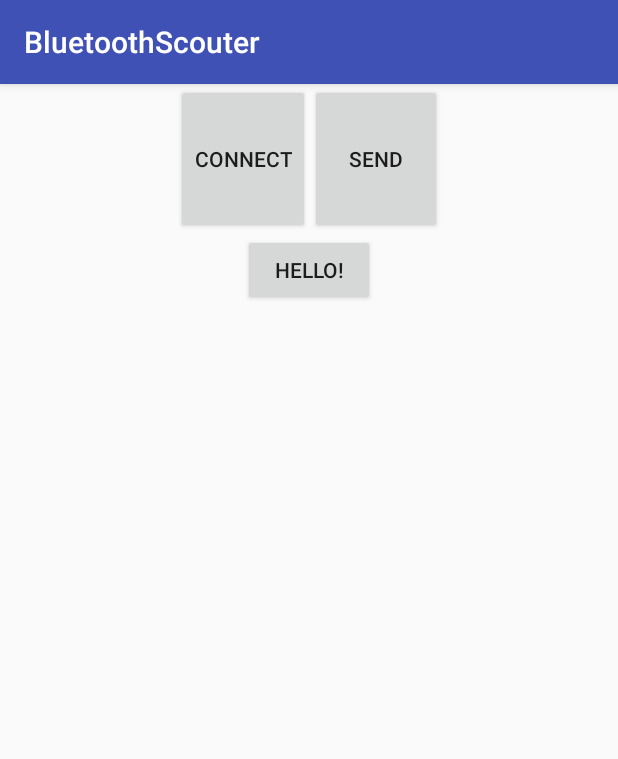
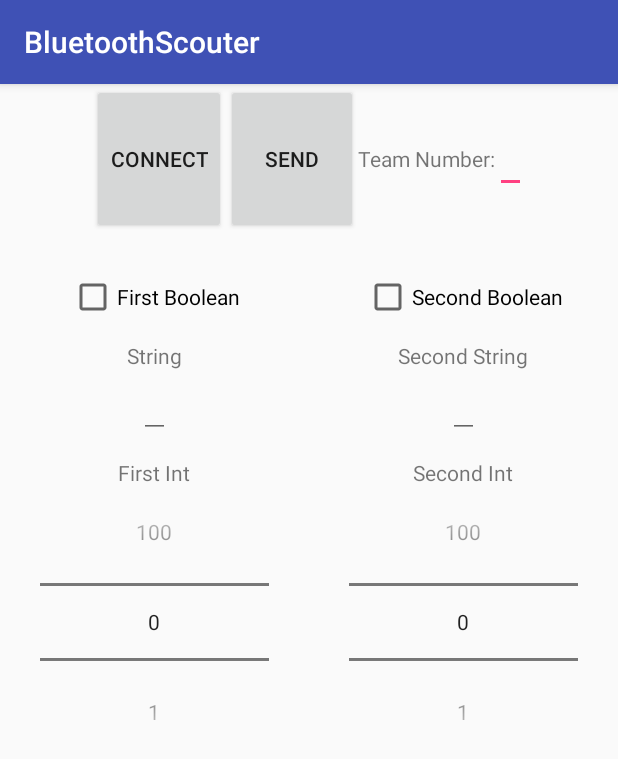
Before and after one commit to olechiw/Hot67-Bluetooth-Scouter, an Android app: the ScoutActivity screen opened directly, with no data from a screen before it, on a phone screen of 412 x 824 dp. Shown: the top 759 px of the screen. Run offline under Robolectric (Android 15) with nearby library versions, the phone set to English and light mode, and no system bars.

Commit message:
Finally Figured out A dynamic layout and gridview. Used a builder with gridview. Also added a teamnumber box.

```diff
--- a/app/build.gradle
+++ b/app/build.gradle
@@ -5,7 +5,7 @@ android {
     buildToolsVersion "25.0.2"
     defaultConfig {
         applicationId "org.hotteam67.bluetoothscouter"
-        minSdkVersion 15
+        minSdkVersion 16
         targetSdkVersion 23
         versionCode 1
         versionName "1.0"
--- a/app/src/main/java/org/hotteam67/bluetoothscouter/BluetoothActivity.java
+++ b/app/src/main/java/org/hotteam67/bluetoothscouter/BluetoothActivity.java
@@ -29,7 +29,7 @@ public class BluetoothActivity extends AppCompatActivity {
         Log.d(TAG, s);
     }
 
-    private final String TAG = "BLUETOOTH_SCOUTER_DEBUG";
+    public static final String TAG = "BLUETOOTH_SCOUTER_DEBUG";
     private final int numberOfDevices = 1;
     //private final List<UUID> uuid = new ArrayList<UUID>();
 
--- a/app/src/main/java/org/hotteam67/bluetoothscouter/MainActivity.java
+++ b/app/src/main/java/org/hotteam67/bluetoothscouter/MainActivity.java
@@ -4,6 +4,7 @@ import android.content.Intent;
 import android.support.v7.app.AppCompatActivity;
 import android.os.Bundle;
 import android.view.View;
+import android.app.Activity;
 import android.widget.Button;
 
 public class MainActivity extends AppCompatActivity {
--- a/app/src/main/java/org/hotteam67/bluetoothscouter/ScoutActivity.java
+++ b/app/src/main/java/org/hotteam67/bluetoothscouter/ScoutActivity.java
@@ -11,17 +11,18 @@ import android.widget.*;
 import android.content.*;
 
 
-public class ScoutActivity extends AppCompatActivity {
+public class ScoutActivity extends BluetoothActivity {
     Button sendButton;
     Button connectButton;
 
     Button dynamicButton;
-    LinearLayout scoutLayout;
+    GridView scoutLayout;
 
     @Override
     protected void onCreate(Bundle savedInstanceState) {
         super.onCreate(savedInstanceState);
         setContentView(R.layout.activity_scout);
+
 
 
         sendButton = (Button) findViewById(R.id.sendButton);
@@ -31,7 +32,7 @@ public class ScoutActivity extends AppCompatActivity {
                 sendButtonClick();
             }
         });
-        /*
+
         connectButton = (Button) findViewById(R.id.connectButton);
         connectButton.setOnClickListener(new View.OnClickListener() {
             @Override
@@ -39,13 +40,34 @@ public class ScoutActivity extends AppCompatActivity {
                 Connect();
             }
         });
-        */
 
 
-        scoutLayout = (LinearLayout) findViewById(R.id.scoutLayout);
+
+
+        scoutLayout = (GridView)findViewById(R.id.scoutLayout);
         dynamicButton = new Button(this);
         dynamicButton.setText("Hello!");
-        addView(dynamicButton);
+        // addView(dynamicButton);
+
+        LinkedHashMap<String, Integer> values = new LinkedHashMap<>();
+
+        values.put("First Boolean", 1);
+        values.put("Second Boolean", 1);
+        values.put("String", 2);
+        values.put("Second String", 2);
+        values.put("First Int", 3);
+        values.put("Second Int", 3);
+
+        /*
+        ScoutDataSection.Build(values, scoutLayout);
+        LinearLayout.LayoutParams params = new LinearLayout.LayoutParams(
+                LinearLayout.LayoutParams.MATCH_PARENT,
+                LinearLayout.LayoutParams.MATCH_PARENT);
+                */
+        l("Adding ScoutDataSection View");
+        ScoutDataSection sec = new ScoutDataSection(this);
+        sec.Build(values);
+        scoutLayout.setAdapter(sec);
     }
     private void handleInput(String s)
     {
@@ -68,7 +90,7 @@ public class ScoutActivity extends AppCompatActivity {
         scoutLayout.addView(v);
     }
 
-    /*
+
 
     @Override
     protected synchronized void handle(Message msg)
@@ -91,5 +113,5 @@ public class ScoutActivity extends AppCompatActivity {
                 break;
         }
     }
-    */
+
 }
--- /dev/null
+++ b/app/src/main/java/org/hotteam67/bluetoothscouter/ScoutDataSection.java
@@ -0,0 +1,295 @@
+package org.hotteam67.bluetoothscouter;
+
+import android.widget.*;
+import android.content.*;
+import android.view.*;
+import java.util.List;
+import java.util.ArrayList;
+import java.util.Map;
+import java.util.LinkedHashMap;
+import android.util.DisplayMetrics;
+import android.app.Activity;
+import android.util.Log;
+
+
+/**
+ * Created by Jakob on 3/7/2017.
+ */
+
+public class ScoutDataSection extends BaseAdapter {
+
+    public static final int TYPE_BOOL = 1;
+    public static final int TYPE_STRING = 2;
+    public static final int TYPE_INTEGER = 3;
+
+    private Context context;
+    private static List<LinearLayout> variables = new ArrayList<>();
+    private static LinkedHashMap<String, Integer> variableInfo = new LinkedHashMap<>();
+
+    public int getCount()
+    {
+        return variables.size();
+    }
+
+    public View getView(int position, View convertView, ViewGroup parent)
+    {
+        View v = null;
+
+        if (position < variables.size())
+        {
+            v = variables.get(position);
+            v.setPadding(40, 10, 40, 10);
+        }
+
+        return v;
+    }
+
+    public Object getItem(int position)
+    {
+        return null;
+    }
+
+    public long getItemId(int position)
+    {
+        return 0;
+    }
+
+    public void ReBuild()
+    {
+        Build(variableInfo);
+    }
+    public void Build(LinkedHashMap<String, Integer> data)
+    {
+        variableInfo = data;
+        variables = new ArrayList<>();
+
+        for (Map.Entry<String, Integer> d : data.entrySet())
+        {
+            LinearLayout layout = new LinearLayout(context);
+            layout.setOrientation(LinearLayout.VERTICAL);
+            LinearLayout.LayoutParams params = new LinearLayout.LayoutParams(LinearLayout.LayoutParams.WRAP_CONTENT, LinearLayout.LayoutParams.WRAP_CONTENT);
+            params.gravity = Gravity.CENTER_HORIZONTAL;
+
+            TextView label = new TextView(context);
+            label.setText(d.getKey());
+            if (d.getValue() == TYPE_BOOL)
+                label.setText(" ");
+            layout.addView(label, params);
+
+
+            switch (d.getValue())
+            {
+                case TYPE_BOOL:
+                    CheckBox bool = new CheckBox(context);
+                    bool.setText(d.getKey());
+                    layout.addView(bool, params);
+                    break;
+                case TYPE_STRING:
+                    EditText string = new EditText(context);
+                    layout.addView(string, params);
+                    break;
+                case TYPE_INTEGER:
+                    NumberPicker integer=  new NumberPicker(context);
+                    integer.setMinValue(0);
+                    integer.setMaxValue(100);
+
+                    layout.addView(integer);
+                    break;
+            }
+
+            variables.add(layout);
+        }
+    }
+
+
+    public ScoutDataSection(Context c) {
+        context = c;
+    }
+
+
+    /*
+    public static void Build(LinkedHashMap<String, Integer> data, android.widget.GridView gridView)
+    {
+        l("Contructing Scout Data Section");
+
+        DisplayMetrics displayMetrics = new DisplayMetrics();
+
+        ((Activity) gridView.getContext()).getWindowManager()
+                .getDefaultDisplay()
+                .getMetrics(displayMetrics);
+
+        int width = displayMetrics.widthPixels;
+
+        int i = 0;
+        for (Map.Entry<String, Integer> d : data.entrySet()) {
+            View v;
+            View vLabel;
+            switch (d.getValue()) {
+                case TYPE_BOOL:
+                    v = new CheckBox(gridView.getContext());
+                    //v = ((Activity) getContext()).getLayoutInflater().inflate(R.layout.holo_picker, null);
+                    ((CheckBox) v).setText(d.getKey());
+                    vLabel = new View(gridView.getContext());
+                    break;
+                case TYPE_STRING:
+                    v = new EditText(gridView.getContext());
+                    vLabel = new TextView(gridView.getContext());
+                    ((TextView) vLabel).setText(d.getKey());
+                    break;
+                case TYPE_INTEGER:
+                    v = new NumberPicker(gridView.getContext());
+
+                    vLabel = new TextView(gridView.getContext());
+                    ((TextView) vLabel).setText(d.getKey());
+                    break;
+                default:
+                    v = null;
+                    vLabel = null;
+                    Log.e(BluetoothActivity.TAG, "ERROR, INVALID VALUE RECEIVED: " + d.getValue());
+            }
+            variables.add(vLabel);
+            variables.add(v);
+            i += 2;
+        }
+
+        int padding = 10;
+
+
+        i = 0;
+        l(String.valueOf(i));
+        while (i < variables.size())
+        {
+            l("Getting views, starting at: " + i);
+            /*
+            TableRow row = new TableRow(getContext());
+            row.setLayoutParams(new LayoutParams(LayoutParams.MATCH_PARENT, LayoutParams.WRAP_CONTENT));
+            TableRow secondRow = new TableRow(getContext());
+            secondRow.setLayoutParams(new LayoutParams(LayoutParams.MATCH_PARENT, LayoutParams.WRAP_CONTENT));
+            */
+/*
+            List<View> firstRowViews = new ArrayList<>();
+            List<View> secondRowViews = new ArrayList<>();
+
+            int tmp = width;
+            */
+            /*
+            do
+            {
+                View v1 = variables.get(i);
+                View v2 = variables.get(i + 1);
+                tmp -= padding * 2;
+
+                int greater = (v1.getWidth() > v2.getWidth()) ? v1.getWidth() : v2.getWidth();
+                tmp -= greater;
+                if (tmp >= 0)
+                {
+                    firstRowViews.add(v1);
+                    secondRowViews.add(v2);
+                }
+
+                i += 2;
+            } while (tmp >= 0 && i < variables.size());
+            */
+            /*
+            View v1 = variables.get(i);
+            View v2 = variables.get(i + 1);
+            float weight = 1.0f;
+            tmp = (v1.getWidth() > v2.getWidth()) ? v1.getWidth() : v2.getWidth();
+
+            firstRowViews.add(v1);
+            secondRowViews.add(v2);
+            if (i + 2 < variables.size())
+            {
+                View v3 = variables.get(i + 2);
+                View v4 = variables.get(i + 3);
+                tmp -= (v3.getWidth() > v4.getWidth()) ? v3.getWidth() : v4.getWidth();
+
+                /*
+                if (tmp >= padding * 2)
+                {
+                    weight = 0.5f;
+                    firstRowViews.add(v3);
+                    secondRowViews.add(v4);
+                    i += 4;
+                }
+                */
+                /**/
+                // weight = 0.5f;
+                /*
+                firstRowViews.add(v3);
+                secondRowViews.add(v4);
+                i += 4;
+                */
+                /**/
+                /*
+                else/**//*
+                    i += 2;
+                    /**//*
+            }
+            else
+                i += 2;
+
+            for (View v : firstRowViews)
+            {
+                GridView.LayoutParams params = centeredParams();
+                //params.weight = weight;
+                v.setLayoutParams(params);
+
+                l("Loaded a view");
+
+                GridView.LayoutParams params2 = centeredParams();
+                //params2.weight = weight;
+
+                View vContent = secondRowViews.get(firstRowViews.indexOf(v));
+                vContent.setLayoutParams(params);
+
+                l("Loaded a view");
+
+                LinearLayout layout = new LinearLayout(gridView.getContext());
+                layout.setOrientation(LinearLayout.VERTICAL);
+                layout.addView(v);
+                layout.addView(vContent);
+
+                layout.setLayoutParams(centeredParams());
+                gridView.addView(layout);
+
+
+                l("Added a view");
+            }
+
+            /*
+            for (View v : secondRowViews)
+            {
+                TableRow.LayoutParams params = centeredParams();
+                params.weight = weight;
+                v.setLayoutParams(params);
+                l("Loaded a view");
+                secondRow.addView(v);
+                l("Added a view");
+            }
+
+            l("Adding First Row : Index :" + String.valueOf(i));
+            l(String.valueOf(i));
+            this.addView(row);
+            l("Adding Second Row");
+            l(String.valueOf(i));
+            this.addView(secondRow);
+            *//*
+        }
+    }
+    */
+    /*
+    private static GridView.LayoutParams centeredParams()
+    {
+        GridView.LayoutParams params = new GridView.LayoutParams(GridView.LayoutParams.MATCH_PARENT, GridView.LayoutParams.MATCH_PARENT);
+
+        return params;
+    }
+
+    private static void l(String s)
+    {
+        Log.d(BluetoothActivity.TAG, s);
+    }
+
+    */
+}
--- a/app/src/main/res/layout/activity_scout.xml
+++ b/app/src/main/res/layout/activity_scout.xml
@@ -38,21 +38,64 @@
                 app:layout_constraintTop_toTopOf="parent"
                 app:layout_constraintRight_toLeftOf="@+id/connectButton"
                 app:layout_constraintLeft_toLeftOf="parent" /> <!-- Test Send Button -->
+            <TextView
+                android:layout_width="wrap_content"
+                android:layout_height="wrap_content"
+                android:text="Team Number:"
+                android:layout_gravity="center_vertical"/>
+            <EditText
+                android:layout_width="wrap_content"
+                android:layout_height="wrap_content"
+                android:layout_gravity="center_vertical"
+                android:id="@+id/teamNumber"/>
         </LinearLayout>
 
 
+        <!--
         <ScrollView
             android:layout_width="fill_parent"
-            android:layout_height="wrap_content"
-            android:layout_gravity="center">
-            <LinearLayout
+            android:layout_height="fill_parent"
+            android:layout_gravity="center"
+            android:padding="2dp"
+            android:id="@+id/scoutLayout">
+
+            <TableLayout
                 android:layout_width="fill_parent"
                 android:layout_height="wrap_content"
-                android:orientation="vertical"
-                android:layout_gravity="center"
-                android:id="@+id/scoutLayout">
-            </LinearLayout>
+                android:stretchColumns="0">
+            <TableRow>
+                <CheckBox
+                    android:layout_weight="1"
+                    android:layout_gravity="center"
+                    android:layout_width="fill_parent"
+                    android:layout_height="wrap_content"
+                    android:text="HI"/>
+            </TableRow>
+            </TableLayout>
+
         </ScrollView>
+        -->
+
+        <!--
+        <org.hotteam67.bluetoothscouter.ScoutDataSection
+            android:layout_width="match_parent"
+            android:layout_height="wrap_content"
+            android:id="@+id/gridView">
+
+        </org.hotteam67.bluetoothscouter.ScoutDataSection>
+        -->
+
+
+        <GridView
+            android:layout_width="match_parent"
+            android:layout_height="match_parent"
+            android:numColumns="auto_fit"
+            android:id="@+id/scoutLayout"
+            android:layout_gravity="center"
+            android:gravity="center">
+        </GridView>
+
+
     </LinearLayout>
 
 </android.support.constraint.ConstraintLayout>
--- a/app/src/main/res/values/styles.xml
+++ b/app/src/main/res/values/styles.xml
@@ -1,7 +1,7 @@
 <resources>
 
     <!-- Base application theme. -->
-    <style name="AppTheme" parent="Theme.AppCompat.Light.DarkActionBar">
+    <style name="AppTheme" parent="@style/Theme.AppCompat.Light.DarkActionBar">
         <!-- Customize your theme here. -->
         <item name="colorPrimary">@color/colorPrimary</item>
         <item name="colorPrimaryDark">@color/colorPrimaryDark</item>
```
